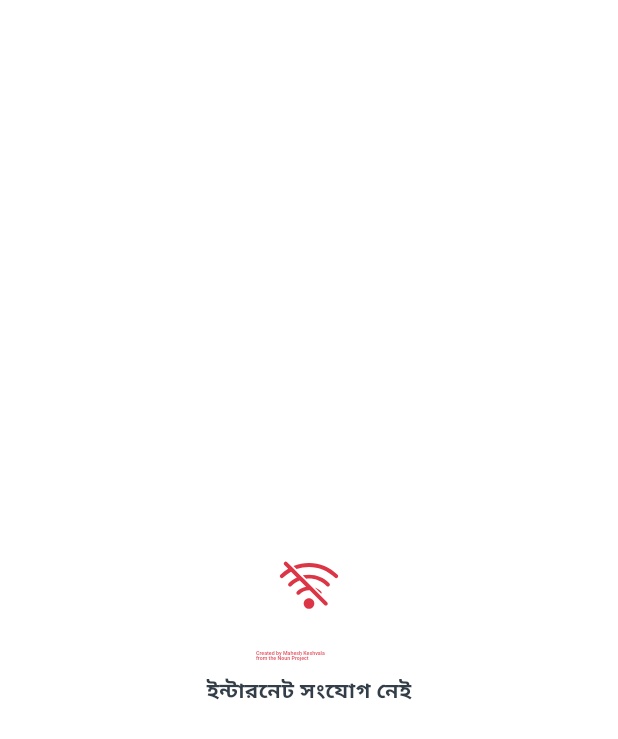
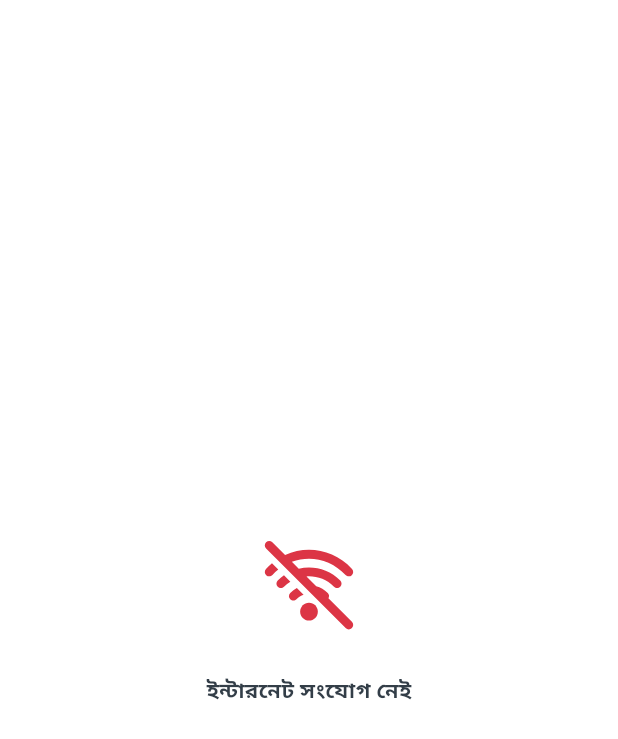
Before and after one commit to mahmudulinfo766/Test-App, a Flutter app: the InternetCheckingScreen screen opened directly, on a phone screen of 412 x 824 dp. Shown: the top 739 px of the screen. Run offline on Flutter 3.47's test engine with Material 3 defaults, Android fonts, the phone set to English and light mode, and no system bars; our stand-ins replace bloc, country_picker, dio, easy_localization, equatable, flutter_bloc and 8 more; accounts and stored records are empty.

```diff
--- a/lib/core/app/app.dart
+++ b/lib/core/app/app.dart
@@ -10,7 +10,6 @@ import 'package:test_app/features/screen/internet_checking/cubit/internet_cubit.
 import 'package:test_app/features/screen/internet_checking/internet_checking_view.dart';
 import 'package:test_app/features/screen/theme/app_theme.dart';
 import 'package:test_app/features/screen/theme/cubit/theme_cubit.dart';
-
 import 'app_context.dart';
 
 class InitApp extends StatelessWidget {
--- a/lib/features/screen/internet_checking/internet_checking_view.dart
+++ b/lib/features/screen/internet_checking/internet_checking_view.dart
@@ -30,7 +30,7 @@ class InternetCheckingScreen extends StatelessWidget {
                 mainAxisSize: MainAxisSize.min,
                 children: [
                   CustomSvg(
-                    icon: Assets.iconsInternetCheking,
+                    icon: Assets.iconsNoInternet,
                     color: AppColors.kErrorColor,
                     size: 100.r,
                   ),
```
Also changed, not shown: assets/icons/internet_cheking.svg (deleted), assets/icons/no_internet.svg (added), lib/generated/assets.dart.
